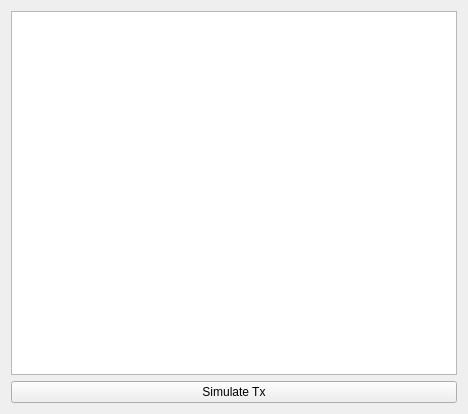
Qt form companion/src/mdichild.ui (opentx/opentx) before a commit.
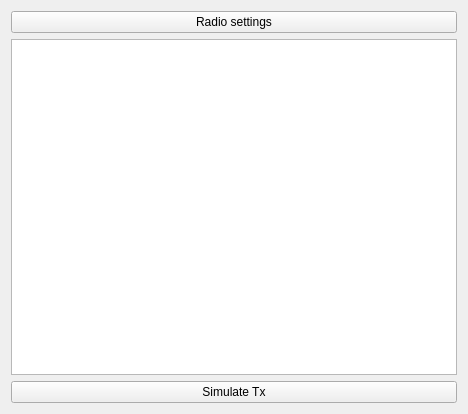
The same form after that commit. Custom widgets are drawn as their Qt base class.

Commit message: [Companion] Work in progress - QTreeView in MdiChild

Patch:
```diff
--- a/companion/src/mdichild.ui
+++ b/companion/src/mdichild.ui
@@ -15,7 +15,14 @@
   </property>
   <layout class="QVBoxLayout" name="verticalLayout">
    <item>
-    <widget class="ModelsListWidget" name="modelsList"/>
+    <widget class="QPushButton" name="radioSettings">
+     <property name="text">
+      <string>Radio settings</string>
+     </property>
+    </widget>
+   </item>
+   <item>
+    <widget class="QTreeView" name="modelsList"/>
    </item>
    <item>
     <widget class="QPushButton" name="simulateButton">
@@ -26,13 +33,6 @@
    </item>
   </layout>
  </widget>
- <customwidgets>
-  <customwidget>
-   <class>ModelsListWidget</class>
-   <extends>QListWidget</extends>
-   <header location="global">modelslist.h</header>
-  </customwidget>
- </customwidgets>
  <resources>
   <include location="companion.qrc"/>
  </resources>
```
The commit also changes 16 other files.
